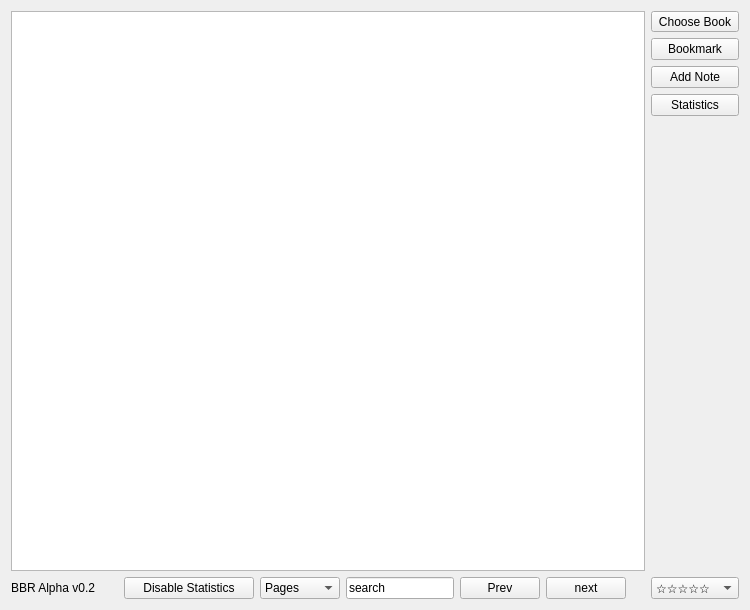
This is src/basicbookreader.ui in lettergram/basicbookreader as Qt 5 draws it before an edit. The edited form follows.
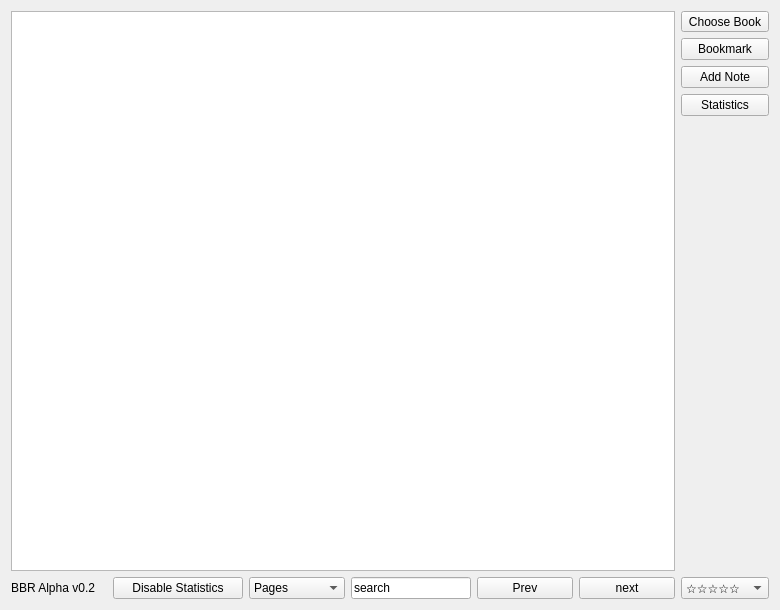
This is the edited form.

Commit message: Changed QTextBrowser to QGraphicsView, Removed notes (for now) and added images. The plan is to add notes back in shortly, and I can now display virutally any type of file format

```diff
--- a/src/basicbookreader.ui
+++ b/src/basicbookreader.ui
@@ -6,14 +6,14 @@
    <rect>
     <x>0</x>
     <y>0</y>
-    <width>750</width>
+    <width>780</width>
     <height>610</height>
    </rect>
   </property>
   <property name="maximumSize">
    <size>
-    <width>780</width>
-    <height>650</height>
+    <width>7800</width>
+    <height>6100</height>
    </size>
   </property>
   <property name="windowTitle">
@@ -24,7 +24,41 @@
   </property>
   <widget class="QWidget" name="centralWidget">
    <layout class="QGridLayout" name="gridLayout">
-    <item row="5" column="19">
+    <item row="18" column="3">
+     <widget class="QComboBox" name="search_type">
+      <property name="maximumSize">
+       <size>
+        <width>100</width>
+        <height>16777215</height>
+       </size>
+      </property>
+      <item>
+       <property name="text">
+        <string>Pages</string>
+       </property>
+      </item>
+      <item>
+       <property name="text">
+        <string>Chapters</string>
+       </property>
+      </item>
+     </widget>
+    </item>
+    <item row="18" column="5">
+     <widget class="QPushButton" name="prevButton">
+      <property name="text">
+       <string>Prev</string>
+      </property>
+     </widget>
+    </item>
+    <item row="18" column="1">
+     <widget class="QLabel" name="label">
+      <property name="text">
+       <string>BBR Alpha v0.2</string>
+      </property>
+     </widget>
+    </item>
+    <item row="18" column="7">
      <widget class="QComboBox" name="user_rating">
       <item>
        <property name="text">
@@ -58,48 +92,7 @@
       </item>
      </widget>
     </item>
-    <item row="5" column="14">
-     <widget class="QPushButton" name="prevButton">
-      <property name="text">
-       <string>Prev</string>
-      </property>
-     </widget>
-    </item>
-    <item row="5" column="0" colspan="7">
-     <widget class="QLabel" name="label">
-      <property name="text">
-       <string>BBR Alpha v0.2</string>
-      </property>
-     </widget>
-    </item>
-    <item row="0" column="19">
-     <widget class="QToolButton" name="toolButton">
-      <property name="text">
-       <string>Choose Book</string>
-      </property>
-     </widget>
-    </item>
-    <item row="5" column="9">
-     <widget class="QComboBox" name="search_type">
-      <property name="maximumSize">
-       <size>
-        <width>100</width>
-        <height>16777215</height>
-       </size>
-      </property>
-      <item>
-       <property name="text">
-        <string>Pages</string>
-       </property>
-      </item>
-      <item>
-       <property name="text">
-        <string>Chapters</string>
-       </property>
-      </item>
-     </widget>
-    </item>
-    <item row="5" column="10" colspan="4">
+    <item row="18" column="4">
      <widget class="QLineEdit" name="lineEdit_page">
       <property name="enabled">
        <bool>true</bool>
@@ -127,72 +120,76 @@
       </property>
      </widget>
     </item>
-    <item row="5" column="15">
+    <item row="18" column="2">
+     <widget class="QPushButton" name="enable_stats_button">
+      <property name="minimumSize">
+       <size>
+        <width>130</width>
+        <height>0</height>
+       </size>
+      </property>
+      <property name="maximumSize">
+       <size>
+        <width>140</width>
+        <height>16777215</height>
+       </size>
+      </property>
+      <property name="text">
+       <string>Disable Statistics</string>
+      </property>
+     </widget>
+    </item>
+    <item row="18" column="6">
      <widget class="QPushButton" name="nextButton">
       <property name="text">
        <string>next</string>
       </property>
      </widget>
     </item>
-    <item row="0" column="0" rowspan="5" colspan="17">
-     <widget class="QTextBrowser" name="textBrowser">
+    <item row="0" column="1" rowspan="5" colspan="6">
+     <widget class="QGraphicsView" name="graphicsView">
       <property name="minimumSize">
        <size>
-        <width>0</width>
-        <height>0</height>
+        <width>630</width>
+        <height>475</height>
        </size>
       </property>
-      <property name="mouseTracking">
-       <bool>true</bool>
+      <property name="maximumSize">
+       <size>
+        <width>6300</width>
+        <height>6300</height>
+       </size>
       </property>
-      <property name="styleSheet">
-       <string notr="true"/>
+     </widget>
+    </item>
+    <item row="0" column="7">
+     <widget class="QToolButton" name="toolButton">
+      <property name="text">
+       <string>Choose Book</string>
       </property>
-      <property name="textInteractionFlags">
-       <set>Qt::LinksAccessibleByMouse|Qt::TextSelectableByMouse</set>
-      </property>
      </widget>
     </item>
-    <item row="1" column="19">
+    <item row="1" column="7">
      <widget class="QPushButton" name="saveBookButton">
       <property name="text">
        <string>Bookmark</string>
       </property>
      </widget>
     </item>
-    <item row="2" column="19">
+    <item row="2" column="7">
      <widget class="QPushButton" name="pushNoteButton">
       <property name="text">
        <string>Add Note</string>
       </property>
      </widget>
     </item>
-    <item row="3" column="19">
+    <item row="3" column="7">
      <widget class="QPushButton" name="viewStats">
       <property name="text">
        <string>Statistics</string>
       </property>
      </widget>
     </item>
-    <item row="5" column="8">
-     <widget class="QPushButton" name="enable_stats_button">
-      <property name="minimumSize">
-       <size>
-        <width>130</width>
-        <height>0</height>
-       </size>
-      </property>
-      <property name="maximumSize">
-       <size>
-        <width>140</width>
-        <height>16777215</height>
-       </size>
-      </property>
-      <property name="text">
-       <string>Disable Statistics</string>
-      </property>
-     </widget>
-    </item>
    </layout>
   </widget>
  </widget>
```
Left out of the diff: 5 changed lines with no effect on the pictures. The commit also changes 12 other files.
